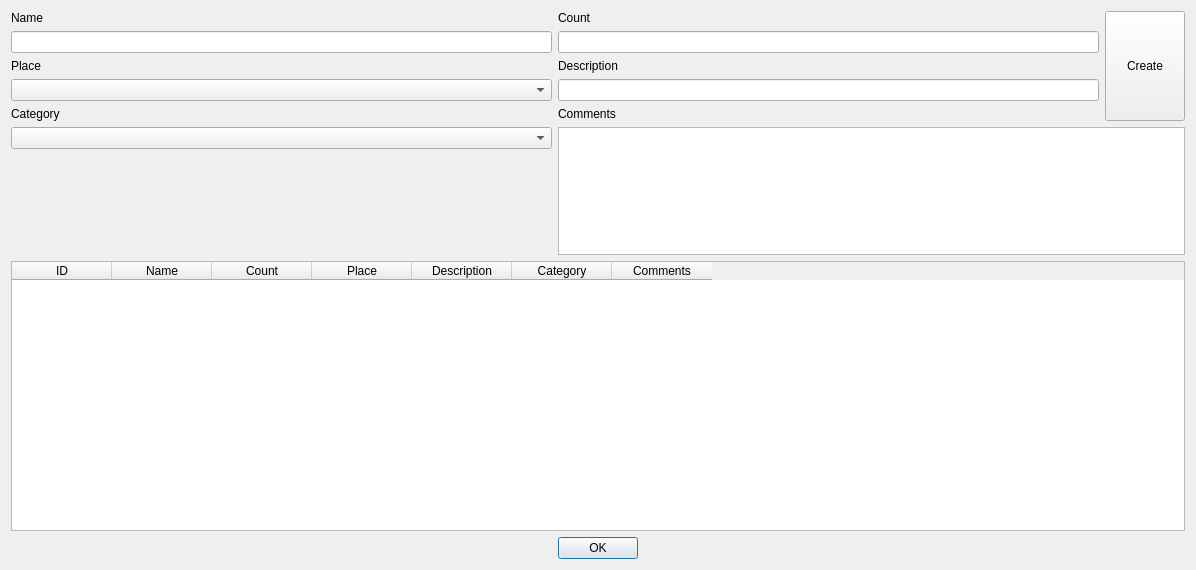
andi8086/chaoticspace, file partsManageDialog.ui: the form before one commit.
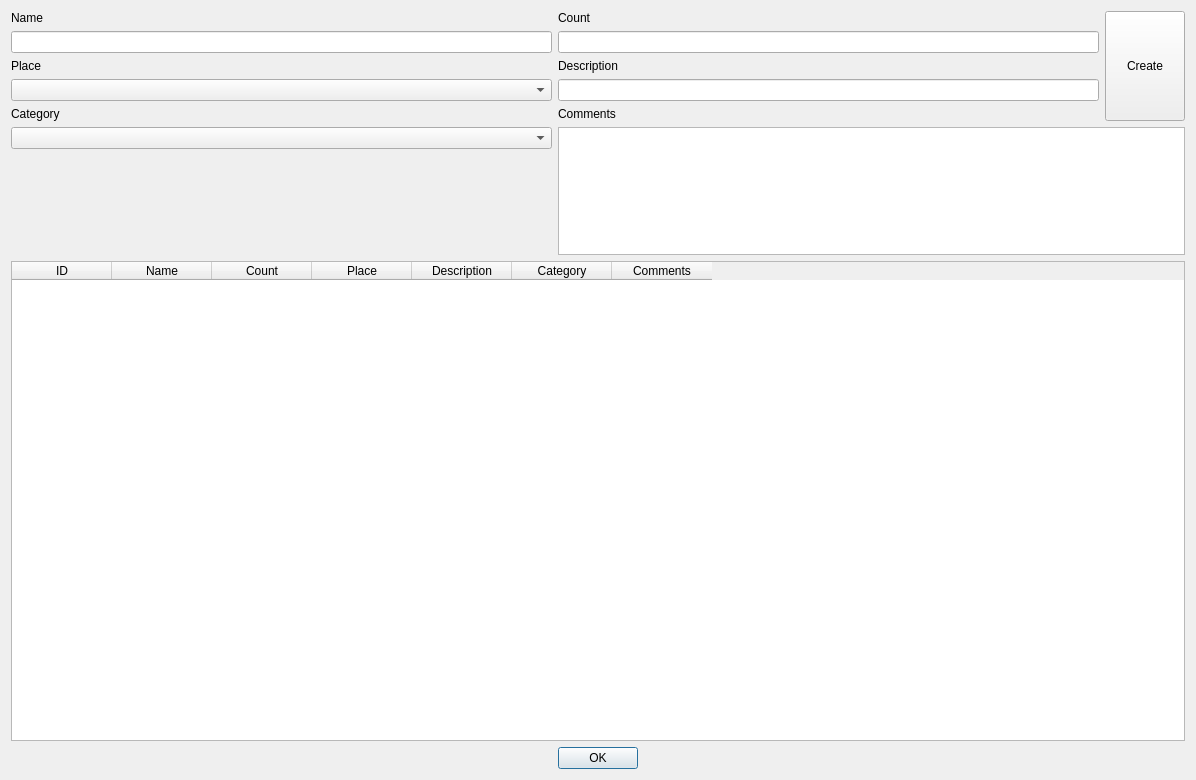
The form after the commit.

```diff
--- a/partsManageDialog.ui
+++ b/partsManageDialog.ui
@@ -7,7 +7,7 @@
     <x>0</x>
     <y>0</y>
     <width>1196</width>
-    <height>550</height>
+    <height>762</height>
    </rect>
   </property>
   <property name="windowTitle">
@@ -136,7 +136,7 @@
        <property name="minimumSize">
         <size>
          <width>0</width>
-         <height>270</height>
+         <height>480</height>
         </size>
        </property>
        <column>
```
